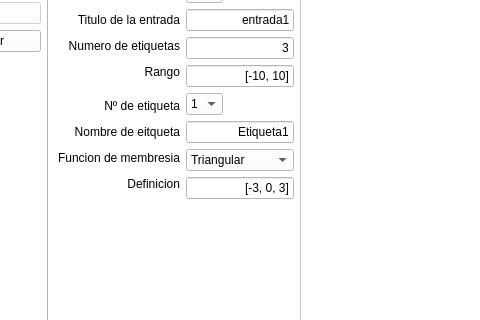
The window that Main aplication/VentanaPrincipal.ui (ezalorpro/LaboratorioDeControl) describes before a commit, drawn with Qt 5; both pictures show x 192 to 672 and y 130 to 450 of the 1111 by 661 pixel window.
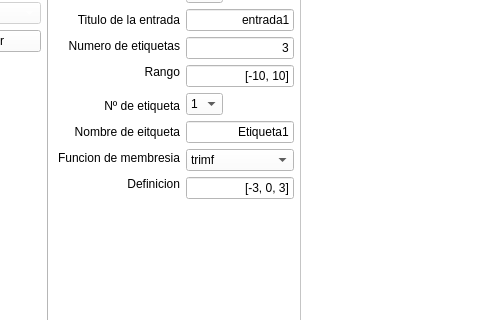
The same window after the commit. The open tabs and pages were chosen to show the change. Icons and pictures are not drawn. Custom widgets are drawn as their Qt base class.

Patch:
```diff
--- a/Main aplication/VentanaPrincipal.ui
+++ b/Main aplication/VentanaPrincipal.ui
@@ -2667,7 +2667,7 @@
                         </property>
                         <item>
                          <property name="text">
-                          <string>Triangular</string>
+                          <string>trimf</string>
                          </property>
                         </item>
                         <item>
```
Left out of the diff: 102 changed lines with no effect on the pictures.
